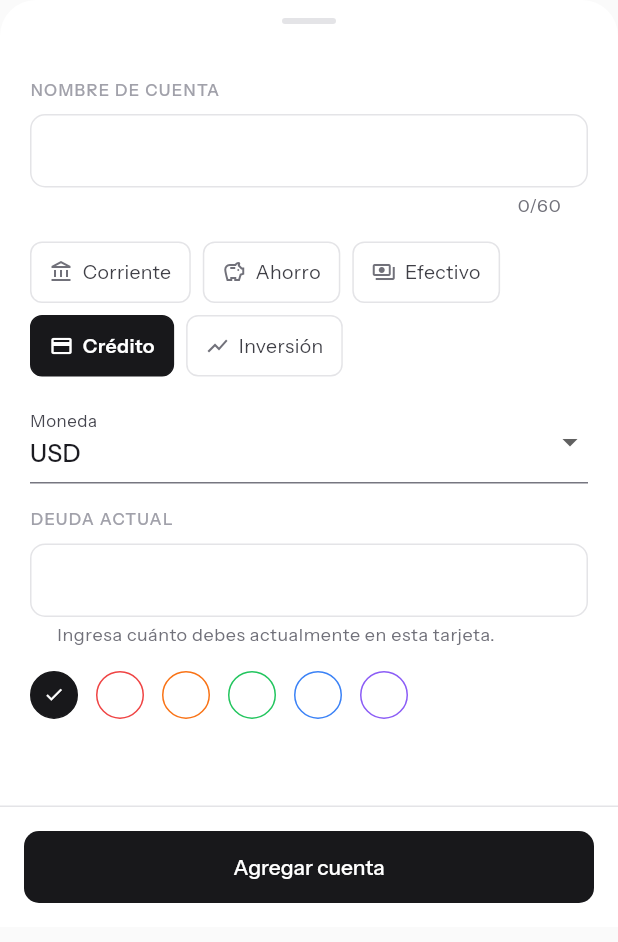
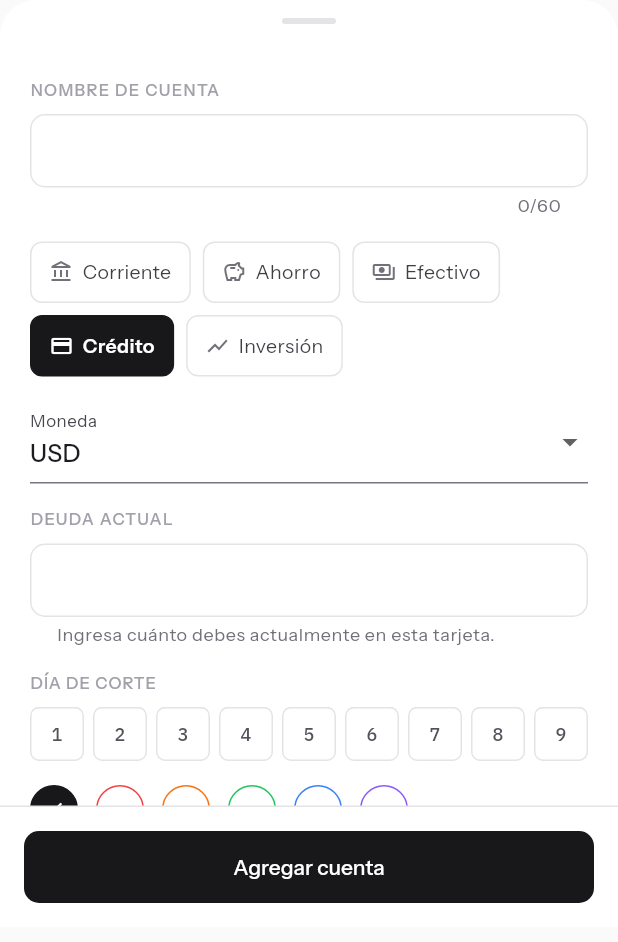
Before and after one commit to atitoch/OrdoFinance, a Flutter app: the AccountFormSheet widget shown alone on an empty page, opened directly, after a tap on "Crédito", on a phone screen of 412 x 824 dp. Shown: the top 942 px of the screen. Run offline on Flutter 3.47's test engine with Material 3 defaults, Android fonts, the phone set to English and light mode, and no system bars; our stand-ins replace dio, fl_chart, flutter_local_notifications, flutter_riverpod, flutter_secure_storage, go_router and 3 more; missing offline and left inert: ulid; accounts and stored records are empty.

Commit message:
Add credit cut-date notifications and liquidity warning
- Account model: new optional cutDay field (HiveField 9) for credit accounts
- AccountFormSheet: scrollable day picker (1–28) appears for credit type;
  shows helper text confirming the 3 notification schedule
- NotificationService: schedules local notifications at 9 AM exactly
  15, 7 and 1 days before each credit account's monthly cut date;
  rescheduled automatically on account save/update; no-op on web
- liquidityWarningProvider: reactive check — warns when total liquid
  assets (checking + savings + cash) < total credit debt
- Home screen: red banner "Acción desfavorable para tu salud económica"
  appears when liquidity warning is active
- Android: POST_NOTIFICATIONS, USE_EXACT_ALARM, VIBRATE permissions

Co-Authored-By: Claude Sonnet 4.6 <noreply@anthropic.com>

```diff
--- a/lib/data/models/account.dart
+++ b/lib/data/models/account.dart
@@ -34,6 +34,7 @@ class Account {
     required this.createdAt,
     this.color,
     this.icon,
+    this.cutDay,
   });
 
   @HiveField(0)
@@ -54,6 +55,8 @@ class Account {
   final bool isActive;
   @HiveField(8)
   final DateTime createdAt;
+  @HiveField(9)
+  final int? cutDay;
 
   factory Account.fromJson(Map<String, dynamic> json) {
     return Account(
@@ -66,6 +69,7 @@ class Account {
       icon: json['icon'] as String?,
       isActive: json['isActive'] as bool,
       createdAt: DateTime.parse(json['createdAt'] as String),
+      cutDay: json['cutDay'] as int?,
     );
   }
 
@@ -80,6 +84,7 @@ class Account {
       'icon': icon,
       'isActive': isActive,
       'createdAt': createdAt.toIso8601String(),
+      'cutDay': cutDay,
     };
   }
 
@@ -93,6 +98,7 @@ class Account {
     String? icon,
     bool? isActive,
     DateTime? createdAt,
+    Object? cutDay = _sentinel,
   }) {
     return Account(
       id: id ?? this.id,
@@ -104,6 +110,9 @@ class Account {
       icon: icon ?? this.icon,
       isActive: isActive ?? this.isActive,
       createdAt: createdAt ?? this.createdAt,
+      cutDay: cutDay == _sentinel ? this.cutDay : cutDay as int?,
     );
   }
 }
+
+const _sentinel = Object();
--- a/lib/features/accounts/widgets/account_form_sheet.dart
+++ b/lib/features/accounts/widgets/account_form_sheet.dart
@@ -28,6 +28,7 @@ class _AccountFormSheetState extends ConsumerState<AccountFormSheet> {
   late AccountType _type;
   late String _currency;
   late String _color;
+  int? _cutDay;
   bool _isSubmitting = false;
   String? _nameError;
   String? _balanceError;
@@ -50,6 +51,7 @@ class _AccountFormSheetState extends ConsumerState<AccountFormSheet> {
     _type = account?.type ?? AccountType.checking;
     _currency = account?.currency ?? ref.read(settingsProvider).currency;
     _color = account?.color ?? _accountColors.first;
+    _cutDay = account?.cutDay;
   }
 
   @override
@@ -132,6 +134,13 @@ class _AccountFormSheetState extends ConsumerState<AccountFormSheet> {
                         fontWeight: FontWeight.w400,
                       ),
                     ),
+                    if (_type == AccountType.credit) ...[
+                      const SizedBox(height: 16),
+                      _CutDaySelector(
+                        selected: _cutDay,
+                        onChanged: (day) => setState(() => _cutDay = day),
+                      ),
+                    ],
                     const SizedBox(height: 16),
                     Wrap(
                       spacing: 12,
@@ -214,6 +223,7 @@ class _AccountFormSheetState extends ConsumerState<AccountFormSheet> {
       icon: widget.account?.icon,
       isActive: widget.account?.isActive ?? true,
       createdAt: widget.account?.createdAt ?? DateTime.now(),
+      cutDay: _type == AccountType.credit ? _cutDay : null,
     );
     final notifier = ref.read(accountsProvider.notifier);
     if (_isEditing) {
@@ -239,6 +249,78 @@ class _AccountFormSheetState extends ConsumerState<AccountFormSheet> {
     if (account == null) return;
     await ref.read(accountsProvider.notifier).archiveAccount(account.id);
     if (mounted) Navigator.of(context).pop();
+  }
+}
+
+class _CutDaySelector extends StatelessWidget {
+  const _CutDaySelector({required this.selected, required this.onChanged});
+
+  final int? selected;
+  final ValueChanged<int?> onChanged;
+
+  @override
+  Widget build(BuildContext context) {
+    return Column(
+      crossAxisAlignment: CrossAxisAlignment.start,
+      children: [
+        Text(
+          'DÍA DE CORTE',
+          style: GoogleFonts.instrumentSans(
+            color: AppColors.gray400,
+            fontSize: 11,
+            fontWeight: FontWeight.w500,
+            letterSpacing: 0.66,
+          ),
+        ),
+        const SizedBox(height: 8),
+        SizedBox(
+          height: 36,
+          child: ListView.separated(
+            scrollDirection: Axis.horizontal,
+            itemCount: 28,
+            separatorBuilder: (_, __) => const SizedBox(width: 6),
+            itemBuilder: (context, index) {
+              final day = index + 1;
+              final isSelected = selected == day;
+              return GestureDetector(
+                onTap: () => onChanged(isSelected ? null : day),
+                child: AnimatedContainer(
+                  duration: const Duration(milliseconds: 120),
+                  width: 36,
+                  decoration: BoxDecoration(
+                    color: isSelected ? AppColors.gray900 : Colors.transparent,
+                    border: Border.all(
+                      color: isSelected ? AppColors.gray900 : AppColors.gray200,
+                    ),
+                    borderRadius: BorderRadius.circular(6),
+                  ),
+                  alignment: Alignment.center,
+                  child: Text(
+                    '$day',
+                    style: GoogleFonts.ibmPlexMono(
+                      fontSize: 12,
+                      fontWeight: FontWeight.w500,
+                      color: isSelected ? AppColors.white : AppColors.gray600,
+                    ),
+                  ),
+                ),
+              );
+            },
+          ),
+        ),
+        if (selected != null)
+          Padding(
+            padding: const EdgeInsets.only(top: 6),
+            child: Text(
+              'Recibirás avisos 15, 7 y 1 día antes del corte.',
+              style: GoogleFonts.instrumentSans(
+                color: AppColors.gray400,
+                fontSize: 11,
+              ),
+            ),
+          ),
+      ],
+    );
   }
 }
 
--- a/lib/main.dart
+++ b/lib/main.dart
@@ -2,6 +2,7 @@ import 'package:flutter/material.dart';
 import 'package:flutter_riverpod/flutter_riverpod.dart';
 
 import 'core/network/app_keys.dart';
+import 'core/notifications/notification_service.dart';
 import 'core/router/app_router.dart';
 import 'core/storage/hive_seeder.dart';
 import 'core/storage/hive_storage.dart';
@@ -11,6 +12,7 @@ Future<void> main() async {
   WidgetsFlutterBinding.ensureInitialized();
   await HiveStorage.init();
   await HiveSeeder.seedIfEmpty();
+  await NotificationService.init();
   runApp(const ProviderScope(child: OrdoFinanceApp()));
 }
 
--- a/pubspec.yaml
+++ b/pubspec.yaml
@@ -44,6 +44,8 @@ dependencies:
   ulid: ^2.0.1
   flutter_secure_storage: ^10.3.0
   fl_chart: ^1.2.0
+  flutter_local_notifications: ^18.0.0
+  timezone: ^0.9.0
 
 dev_dependencies:
   flutter_test:
```
Also changed, not shown: lib/core/notifications/notification_service.dart (added, +138 -0 lines), lib/features/accounts/providers/accounts_provider.dart (+21 -2 lines), lib/features/home/screens/home_screen.dart (+50 -0 lines), lib/data/models/account.g.dart, 1 other file.
